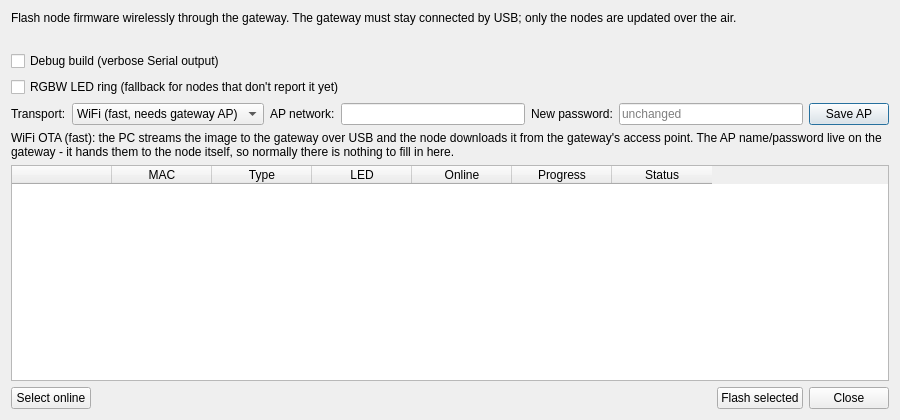
techandpeople/SoftEdIBO, file src/gui/ui/ota_update_dialog.ui: the form before one commit.
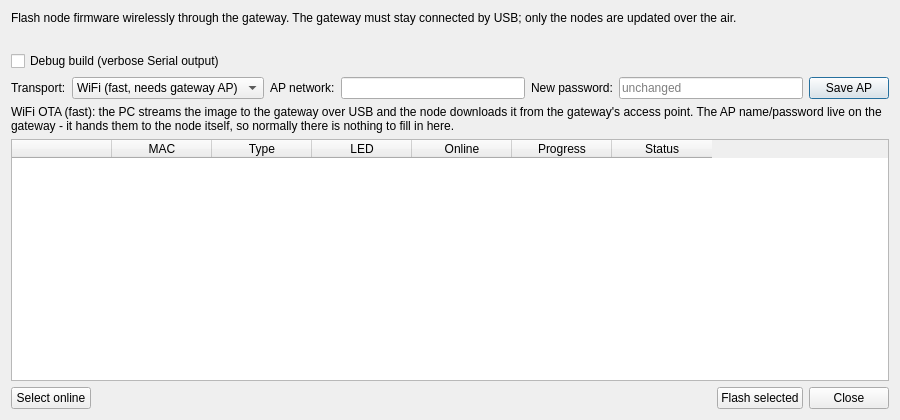
The form after the commit.

```diff
--- a/src/gui/ui/ota_update_dialog.ui
+++ b/src/gui/ui/ota_update_dialog.ui
@@ -28,13 +28,6 @@
      <property name="text"><string>Debug build (verbose Serial output)</string></property>
     </widget>
    </item>
-   <item>
-    <widget class="QCheckBox" name="rgbw_check">
-     <property name="whatsThis"><string>Fallback RGBW choice, used only for nodes whose LED column reads "auto (?)" - offline nodes, or nodes running firmware that predates LED self-reporting. Nodes that report their build are flashed with the matching bin, unless the LED column forces rgb or rgbw for that node. Tick it for RGBW pixels (SK6812, e.g. Adafruit 2862, 4 colour channels) rather than plain RGB ones (WS2812, e.g. Adafruit 1586); the two pixel formats differ, so the wrong build drives the LEDs with shifted colours.</string></property>
-     <property name="toolTip"><string>RGBW build for nodes that do not report their LED variant.</string></property>
-     <property name="text"><string>RGBW LED ring (fallback for nodes that don't report it yet)</string></property>
-    </widget>
-   </item>
    <item>
     <layout class="QHBoxLayout" name="transport_row">
      <item>
```
Left out of the diff: 2 changed lines with no effect on the pictures.
